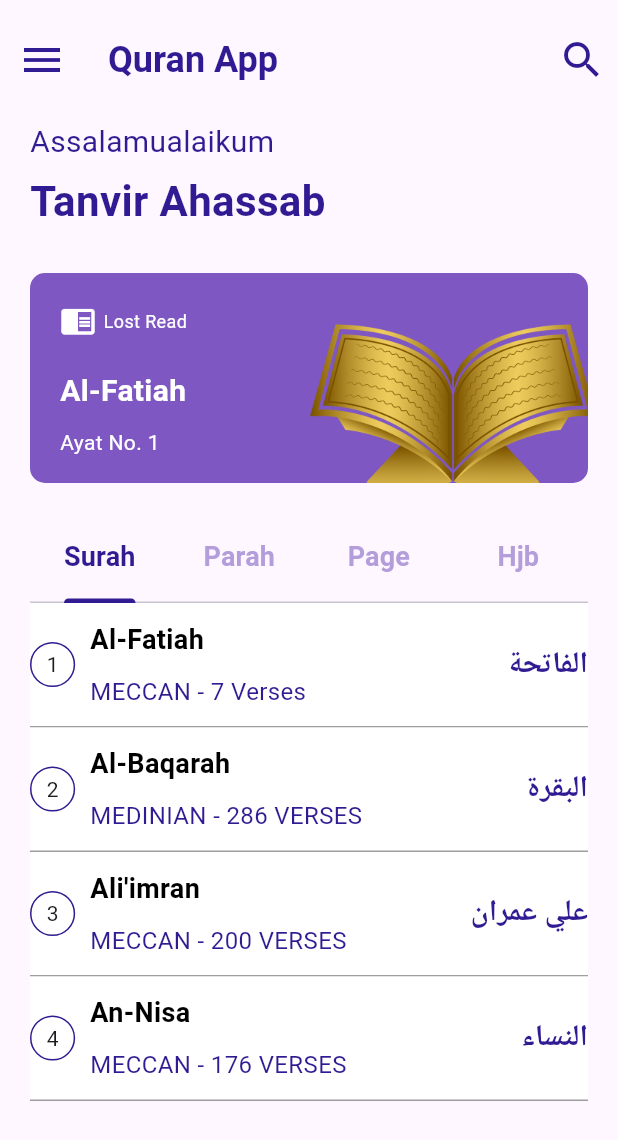
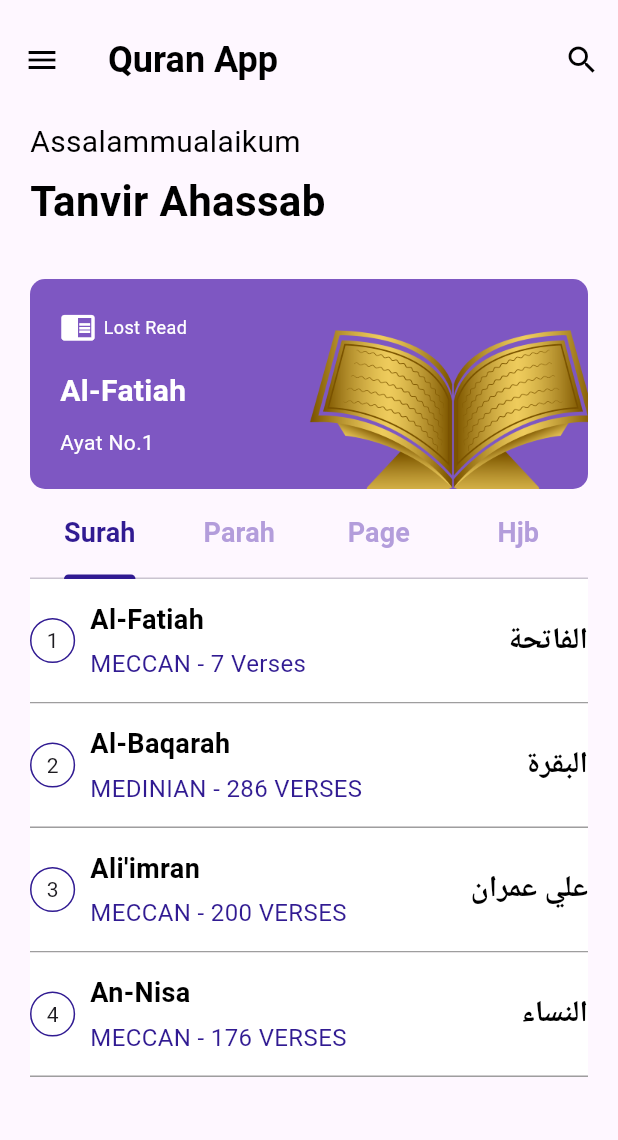
Before and after one commit to Snetzel/quran, a Flutter app: the HomePage screen opened directly, after a tap on the "menu" icon, on a phone screen of 412 x 824 dp. Shown: the top 1140 px of the screen. Run offline on Flutter 3.47's test engine with Material 3 defaults, Android fonts, the phone set to English and light mode, and no system bars; our stand-ins replace get, iconsax.

```diff
--- /dev/null
+++ b/lib/component/config.dart
@@ -0,0 +1,3 @@
+class AppConfig {
+  static String appName = 'Quran App';
+}
--- /dev/null
+++ b/lib/component/image.dart
@@ -0,0 +1,3 @@
+class MyImage {
+  static String quran = 'assets/quran.png';
+}
--- /dev/null
+++ b/lib/component/main_widget.dart
@@ -0,0 +1,76 @@
+import 'package:flutter/material.dart';
+
+MainWidget get W => MainWidget._internal();
+
+class MainWidget {
+  MainWidget._internal();
+
+  Widget textBody({
+    required String cText,
+    Color? textColor,
+    double? fontSize,
+    FontWeight? fontWeight,
+    TextAlign? textAlign,
+  }) {
+    return Text(
+      cText,
+      style: TextStyle(
+        color: textColor,
+        fontSize: fontSize,
+        fontWeight: fontWeight,
+      ),
+      textAlign: textAlign,
+      softWrap: true,
+    );
+  }
+
+  Widget imageAsset({
+    required String imagePath,
+    double? scale,
+    BoxFit? fit,
+  }) {
+    return Image.asset(
+      imagePath,
+      scale: scale,
+      fit: fit,
+    );
+  }
+
+  // ----- Padding ----- //
+
+  paddingHeight16() {
+    return const SizedBox(
+      height: 16,
+    );
+  }
+
+  paddingHeight8() {
+    return const SizedBox(
+      height: 8,
+    );
+  }
+
+  paddingHeight5() {
+    return const SizedBox(
+      height: 5,
+    );
+  }
+
+  paddingWidth16() {
+    return const SizedBox(
+      width: 16,
+    );
+  }
+
+  paddingWidth8() {
+    return const SizedBox(
+      width: 8,
+    );
+  }
+
+  paddingWidth5() {
+    return const SizedBox(
+      width: 5,
+    );
+  }
+}
--- a/lib/main.dart
+++ b/lib/main.dart
@@ -1,5 +1,6 @@
 import 'package:flutter/material.dart';
-import 'package:quran/pages/getstarted_page.dart';
+import 'package:get/get.dart';
+import 'package:quran/statemanagement/pages/getstarted_page.dart';
 
 void main() {
   runApp(const MyApp());
@@ -10,7 +11,7 @@ class MyApp extends StatelessWidget {
 
   @override
   Widget build(BuildContext context) {
-    return const MaterialApp(
+    return const GetMaterialApp(
       debugShowCheckedModeBanner: false,
       home: GetStarted(),
     );
--- /dev/null
+++ b/lib/statemanagement/getx_class/home_getx.dart
@@ -0,0 +1,3 @@
+import 'package:get/get.dart';
+
+class HomeController extends GetxController {}
--- /dev/null
+++ b/lib/statemanagement/getx_class/surah_getx.dart
@@ -0,0 +1,22 @@
+import 'package:get/get.dart';
+
+class SurahController extends GetxController {
+  List<IndexData> vaData = [
+    IndexData('Al-Fatiah', 'MECCAN - 7 Verses', 'الفاتحة'),
+    IndexData('Al-Baqarah', 'MEDINIAN - 286 VERSES', 'البقرة'),
+    IndexData("Ali'imran", 'MECCAN - 200 VERSES', 'علي عمران'),
+    IndexData('An-Nisa', 'MECCAN - 176 VERSES', 'النساء'),
+  ];
+}
+
+class IndexData {
+  final String name;
+  final String desc;
+  final String surah;
+
+  IndexData(
+    this.name,
+    this.desc,
+    this.surah,
+  );
+}
--- a/lib/pages/home_page.dart
+++ b/lib/statemanagement/pages/home_page.dart
@@ -1,5 +1,8 @@
 import 'package:flutter/material.dart';
-import 'package:quran/tab_bar.dart/surah_tab_bar.dart';
+import 'package:quran/component/config.dart';
+import 'package:quran/component/image.dart';
+import 'package:quran/component/main_widget.dart';
+import 'package:quran/tab_bar.dart/surah_view.dart';
 
 class HomePage extends StatefulWidget {
   const HomePage({super.key});
@@ -21,42 +24,31 @@ class _HomePageState extends State<HomePage>
   @override
   Widget build(BuildContext context) {
     return Scaffold(
-      // floatingActionButton: FloatingActionButton(
-      //   onPressed: () {},
-      //   backgroundColor: Colors.deepPurple[900],
-      //   child: const Icon(
-      //     Icons.menu_book,
-      //     color: Colors.amber,
-      //   ),
-      // ),
-      // floatingActionButtonLocation: FloatingActionButtonLocation.centerDocked,
       appBar: AppBar(
         backgroundColor: Colors.transparent,
         elevation: 0,
         toolbarHeight: 80,
-        title: Text(
-          'Quran App',
-          style: TextStyle(
-            color: Colors.deepPurple[900],
+        title: W.textBody(
+          cText: AppConfig.appName,
+          textColor: Colors.black,
           fontWeight: FontWeight.bold,
           fontSize: 24,
         ),
-        ),
         leading: IconButton(
           onPressed: () {},
-          icon: Icon(
+          icon: const Icon(
             Icons.menu,
-            color: Colors.deepPurple[900],
-            size: 32,
+            color: Colors.black,
+            size: 24,
           ),
         ),
         actions: [
           IconButton(
             onPressed: () {},
-            icon: Icon(
+            icon: const Icon(
               Icons.search,
-              size: 32,
-              color: Colors.deepPurple[900],
+              size: 24,
+              color: Colors.black,
             ),
           ),
         ],
@@ -69,23 +61,20 @@ class _HomePageState extends State<HomePage>
           child: Column(
             crossAxisAlignment: CrossAxisAlignment.start,
             children: [
-              Text(
-                'Assalamualaikum',
-                style: TextStyle(
+              W.textBody(
+                cText: 'Assalammualaikum',
                 fontSize: 20,
-                  color: Colors.deepPurple[900],
+                textColor: Colors.black,
               ),
-              ),
-              const SizedBox(height: 5),
-              Text(
-                'Tanvir Ahassab',
-                style: TextStyle(
+              W.paddingHeight5(),
+              W.textBody(
+                cText: 'Tanvir Ahassab',
                 fontSize: 28,
                 fontWeight: FontWeight.bold,
-                  color: Colors.deepPurple[900],
+                textColor: Colors.black,
               ),
-              ),
-              const SizedBox(height: 28),
+              W.paddingHeight16(),
+              W.paddingHeight16(),
               Stack(
                 alignment: Alignment.center,
                 children: [
@@ -96,42 +85,37 @@ class _HomePageState extends State<HomePage>
                       color: Colors.deepPurple[400],
                       borderRadius: BorderRadius.circular(10),
                     ),
-                    child: const Padding(
-                      padding: EdgeInsets.all(20),
+                    child: Padding(
+                      padding: const EdgeInsets.all(20),
                       child: Column(
                         crossAxisAlignment: CrossAxisAlignment.start,
                         children: [
                           Row(
                             children: [
-                              Icon(
+                              const Icon(
                                 Icons.chrome_reader_mode,
                                 color: Colors.white,
                               ),
-                              SizedBox(width: 5),
-                              Text(
-                                'Lost Read',
-                                style: TextStyle(
-                                  color: Colors.white,
+                              W.paddingWidth5(),
+                              W.textBody(
+                                cText: 'Lost Read',
+                                textColor: Colors.white,
                                 fontSize: 12,
-                                ),
                               ),
                             ],
                           ),
-                          SizedBox(height: 20),
-                          Text(
-                            'Al-Fatiah',
-                            style: TextStyle(
-                              color: Colors.white,
+                          W.paddingHeight16(),
+                          W.textBody(
+                            cText: 'Al-Fatiah',
+                            textColor: Colors.white,
                             fontWeight: FontWeight.bold,
                             fontSize: 20,
                           ),
-                          ),
-                          SizedBox(height: 10),
-                          Text(
-                            'Ayat No. 1',
-                            style: TextStyle(
-                              color: Colors.white,
-                            ),
+                          W.paddingHeight5(),
+                          W.paddingHeight5(),
+                          W.textBody(
+                            cText: 'Ayat No.1',
+                            textColor: Colors.white,
                           ),
                         ],
                       ),
@@ -140,14 +124,14 @@ class _HomePageState extends State<HomePage>
                   Positioned(
                     right: -60,
                     bottom: -110,
-                    child: Image.asset(
-                      'assets/quran.png',
+                    child: W.imageAsset(
+                      imagePath: MyImage.quran,
                       scale: 4,
                     ),
                   ),
                 ],
               ),
-              const SizedBox(height: 20),
+              W.paddingWidth16(),
               Container(
                 height: 60,
                 color: Colors.transparent,
@@ -156,60 +140,52 @@ class _HomePageState extends State<HomePage>
                   indicatorColor: Colors.deepPurple[900],
                   labelColor: Colors.deepPurple[900],
                   unselectedLabelColor: Colors.deepPurple[200],
-                  tabs: const [
+                  tabs: [
                     Tab(
                       child: Padding(
-                        padding: EdgeInsets.symmetric(
+                        padding: const EdgeInsets.symmetric(
                           vertical: 10,
                         ),
-                        child: Text(
-                          'Surah',
-                          style: TextStyle(
+                        child: W.textBody(
+                          cText: 'Surah',
+                          fontSize: 18,
                           fontWeight: FontWeight.bold,
-                            fontSize: 18,
-                          ),
                         ),
                       ),
                     ),
                     Tab(
                       child: Padding(
-                        padding: EdgeInsets.symmetric(
+                        padding: const EdgeInsets.symmetric(
                           vertical: 10,
                         ),
-                        child: Text(
-                          'Parah',
-                          style: TextStyle(
+                        child: W.textBody(
+                          cText: 'Parah',
+                          fontSize: 18,
                           fontWeight: FontWeight.bold,
-                            fontSize: 18,
-                          ),
                         ),
                       ),
                     ),
                     Tab(
                       child: Padding(
-                        padding: EdgeInsets.symmetric(
+                        padding: const EdgeInsets.symmetric(
                           vertical: 10,
                         ),
-                        child: Text(
-                          'Page',
-                          style: TextStyle(
+                        child: W.textBody(
+                          cText: 'Page',
+                          fontSize: 18,
                           fontWeight: FontWeight.bold,
-                            fontSize: 18,
-                          ),
                         ),
                       ),
                     ),
                     Tab(
                       child: Padding(
-                        padding: EdgeInsets.symmetric(
+                        padding: const EdgeInsets.symmetric(
                           vertical: 10,
                         ),
-                        child: Text(
-                          'Hjb',
-                          style: TextStyle(
+                        child: W.textBody(
+                          cText: 'Hjb',
+                          fontSize: 18,
                           fontWeight: FontWeight.bold,
-                            fontSize: 18,
-                          ),
                         ),
                       ),
                     ),
@@ -219,16 +195,16 @@ class _HomePageState extends State<HomePage>
               Expanded(
                 child: TabBarView(
                   controller: controller,
-                  children: const [
-                    SurahPage(),
+                  children: [
+                    const SurahPage(),
                     Center(
-                      child: Text('Parah'),
+                      child: W.textBody(cText: 'Parah'),
                     ),
                     Center(
-                      child: Text('Page'),
+                      child: W.textBody(cText: 'Page'),
                     ),
                     Center(
-                      child: Text('Hjb'),
+                      child: W.textBody(cText: 'Hjb'),
                     ),
                   ],
                 ),
--- a/lib/tab_bar.dart/surah_tab_bar.dart
+++ /dev/null
@@ -1,129 +0,0 @@
-import 'package:flutter/material.dart';
-import 'package:quran/pages/surah_detail_page.dart';
-
-class SurahPage extends StatefulWidget {
-  const SurahPage({super.key});
-
-  @override
-  State<SurahPage> createState() => _SurahPageState();
-}
-
-class IndexData {
-  final String name;
-  final String desc;
-  final String surah;
-
-  IndexData(
-    this.name,
-    this.desc,
-    this.surah,
-  );
-}
-
-class _SurahPageState extends State<SurahPage> {
-  List<IndexData> data = [
-    IndexData('Al-Fatiah', 'MECCAN - 7 Verses', 'الفاتحة'),
-    IndexData('Al-Baqarah', 'MEDINIAN - 286 VERSES', 'البقرة'),
-    IndexData("Ali'imran", 'MECCAN - 200 VERSES', 'علي عمران'),
-    IndexData('An-Nisa', 'MECCAN - 176 VERSES', 'النساء'),
-  ];
-
-  @override
-  Widget build(BuildContext context) {
-    return Center(
-      child: SizedBox(
-        child: ListView.builder(
-          itemCount: data.length,
-          itemBuilder: (context, index) {
-            final idata = data[index];
-            return InkWell(
-              onTap: () {
-                Navigator.push(
-                  context,
-                  MaterialPageRoute(
-                    builder: (BuildContext context) {
-                      return SurahDetail(
-                        name: idata.name,
-                        desc: idata.desc,
-                        surah: idata.surah,
-                      );
-                    },
-                  ),
-                );
-              },
-              child: Column(
-                children: [
-                  Container(
-                    width: double.infinity,
-                    decoration: const BoxDecoration(
-                      color: Colors.white,
-                    ),
-                    child: Center(
-                      child: Row(
-                        children: [
-                          Padding(
-                            padding: const EdgeInsets.symmetric(
-                              vertical: 20,
-                            ),
-                            child: Container(
-                              decoration: BoxDecoration(
-                                color: Colors.transparent,
-                                shape: BoxShape.circle,
-                                border: Border.all(
-                                  color: Colors.deepPurple.shade900,
-                                ),
-                              ),
-                              child: Padding(
-                                padding: const EdgeInsets.all(10),
-                                child: Text((index + 1).toString()),
-                              ),
-                            ),
-                          ),
-                          const SizedBox(width: 10),
-                          Column(
-                            crossAxisAlignment: CrossAxisAlignment.start,
-                            children: [
-                              Text(
-                                idata.name,
-                                style: const TextStyle(
-                                  color: Colors.black,
-                                  fontSize: 18,
-                                  fontWeight: FontWeight.bold,
-                                ),
-                              ),
-                              const SizedBox(height: 10),
-                              Text(
-                                idata.desc,
-                                style: TextStyle(
-                                  fontSize: 16,
-                                  color: Colors.deepPurple[900],
-                                ),
-                              ),
-                            ],
-                          ),
-                          const Spacer(),
-                          Text(
-                            idata.surah,
-                            style: TextStyle(
-                              fontSize: 20,
-                              fontWeight: FontWeight.bold,
-                              color: Colors.deepPurple[900],
-                            ),
-                          ),
-                        ],
-                      ),
-                    ),
-                  ),
-                  const Divider(
-                    height: 1,
-                    color: Colors.grey,
-                  ),
-                ],
-              ),
-            );
-          },
-        ),
-      ),
-    );
-  }
-}
--- /dev/null
+++ b/lib/tab_bar.dart/surah_view.dart
@@ -0,0 +1,101 @@
+import 'package:flutter/material.dart';
+import 'package:get/get.dart';
+import 'package:quran/component/main_widget.dart';
+import 'package:quran/statemanagement/getx_class/surah_getx.dart';
+import 'package:quran/statemanagement/pages/surah_detail_page.dart';
+
+class SurahPage extends StatelessWidget {
+  const SurahPage({super.key});
+
+  @override
+  Widget build(BuildContext context) {
+    SurahController ctrl = Get.put(SurahController());
+    return Center(
+      child: SizedBox(
+        child: ListView.builder(
+          itemCount: ctrl.vaData.length,
+          itemBuilder: (context, index) {
+            final idata = ctrl.vaData[index];
+            return InkWell(
+              onTap: () {
+                Get.to(
+                  SurahDetail(
+                    name: idata.name,
+                    desc: idata.desc,
+                    surah: idata.surah,
+                  ),
+                );
+              },
+              child: Column(
+                children: [
+                  Container(
+                    width: double.infinity,
+                    decoration: const BoxDecoration(
+                      color: Colors.white,
+                    ),
+                    child: Center(
+                      child: Row(
+                        children: [
+                          Padding(
+                            padding: const EdgeInsets.symmetric(
+                              vertical: 20,
+                            ),
+                            child: Container(
+                              decoration: BoxDecoration(
+                                color: Colors.transparent,
+                                shape: BoxShape.circle,
+                                border: Border.all(
+                                  color: Colors.deepPurple.shade900,
+                                ),
+                              ),
+                              child: Padding(
+                                padding: const EdgeInsets.all(10),
+                                child: W.textBody(
+                                  cText: (index + 1).toString(),
+                                ),
+                              ),
+                            ),
+                          ),
+                          W.paddingWidth5(),
+                          W.paddingWidth5(),
+                          Column(
+                            crossAxisAlignment: CrossAxisAlignment.start,
+                            children: [
+                              W.textBody(
+                                cText: idata.name,
+                                textColor: Colors.black,
+                                fontSize: 18,
+                                fontWeight: FontWeight.bold,
+                              ),
+                              W.paddingHeight5(),
+                              W.textBody(
+                                cText: idata.desc,
+                                fontSize: 16,
+                                textColor: Colors.deepPurple[900],
+                              ),
+                            ],
+                          ),
+                          const Spacer(),
+                          W.textBody(
+                            cText: idata.surah,
+                            fontSize: 20,
+                            fontWeight: FontWeight.bold,
+                            textColor: Colors.black,
+                          ),
+                        ],
+                      ),
+                    ),
+                  ),
+                  const Divider(
+                    height: 1,
+                    color: Colors.grey,
+                  ),
+                ],
+              ),
+            );
+          },
+        ),
+      ),
+    );
+  }
+}
--- a/pubspec.yaml
+++ b/pubspec.yaml
@@ -35,6 +35,8 @@ dependencies:
   # The following adds the Cupertino Icons font to your application.
   # Use with the CupertinoIcons class for iOS style icons.
   cupertino_icons: ^1.0.2
+  get: ^4.6.6
+  iconsax: ^0.0.8
 
 dev_dependencies:
   flutter_test:
```
Also changed, not shown: lib/dashboard.dart (+19 -31 lines), lib/statemanagement/getx_class/dashboard_getx.dart (added, +19 -0 lines), lib/statemanagement/pages/getstarted_page.dart (renamed from lib/pages/getstarted_page.dart, +26 -39 lines), lib/statemanagement/pages/surah_detail_page.dart (renamed from lib/pages/surah_detail_page.dart, +39 -59 lines), lib/statemanagement/pages/bookmark_page.dart (renamed from lib/pages/bookmark_page.dart), lib/statemanagement/pages/mosque_page.dart (renamed from lib/pages/mosque_page.dart), pubspec.lock. Lines whose indentation alone changed are shown as unchanged.
